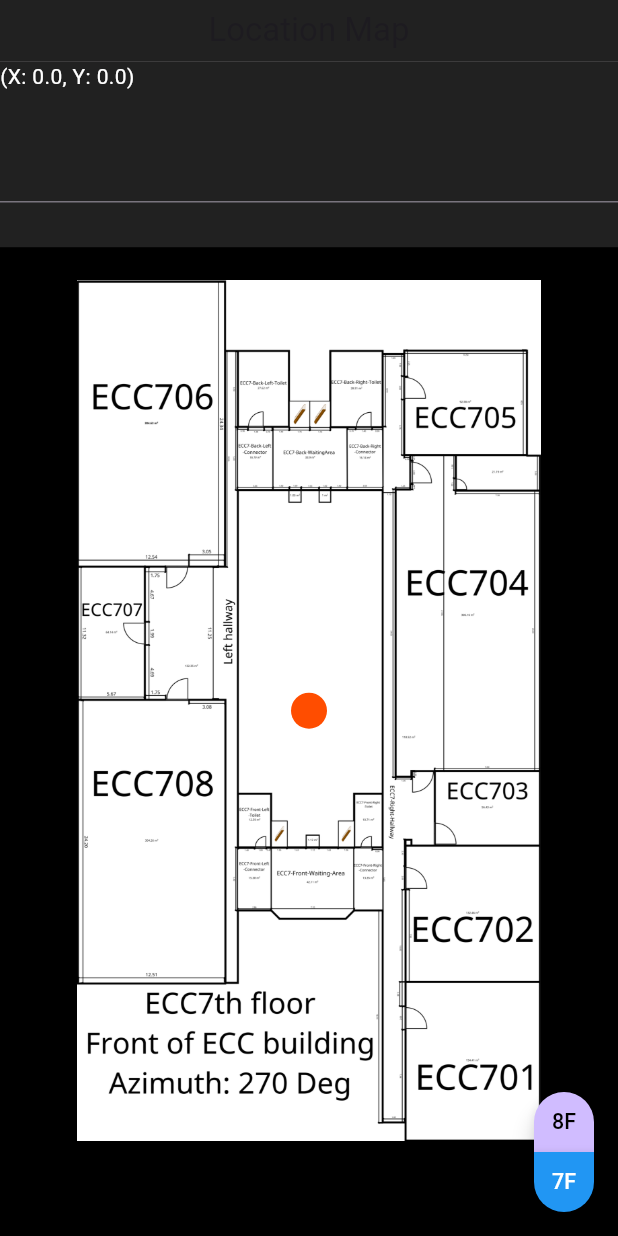
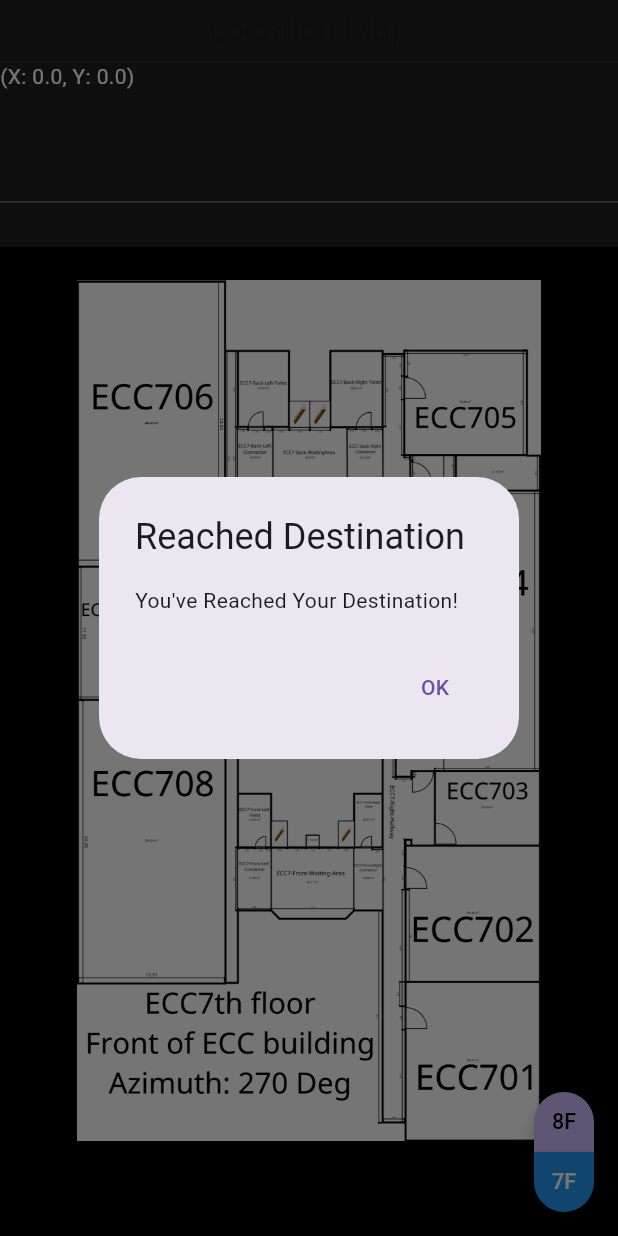
Before and after one commit to juntthanat/IPS_Android_UI, a Flutter app: the screen it shows after launch, on a phone screen of 412 x 824 dp. Run offline on Flutter 3.47's test engine with Material 3 defaults, Android fonts, the phone set to English and light mode, and no system bars; our stand-ins replace flutter_compass, permission_handler; missing offline and left inert: flutter_reactive_ble, mqtt_client; statements that could not run were skipped.

Commit message:
Implemented: Proof-of-Concept of dialog when you've reached your destination

```diff
--- a/lib/map.dart
+++ b/lib/map.dart
@@ -79,6 +79,21 @@ class InteractiveMapState extends State<InteractiveMap>
 
   @override
   Widget build(BuildContext context) {
+    if (widget.selectedBeacon.x.toInt() == widget.coordinateXValue.toInt() && widget.selectedBeacon.y.toInt() == widget.coordinateYValue.toInt()) {
+      showDialog<String>(
+        context: context,
+        builder: (BuildContext context) => AlertDialog(
+          title: const Text('Reached Destination'),
+          content: const Text('You\'ve Reached Your Destination!'),
+          actions: <Widget>[
+            TextButton(
+              onPressed: () => Navigator.pop(context, 'OK'),
+              child: const Text('OK'),
+            ),
+          ],
+        ),
+      );
+    }
     return InteractiveViewer(
       transformationController: mapTransformationController,
       minScale: 0.1,
```
